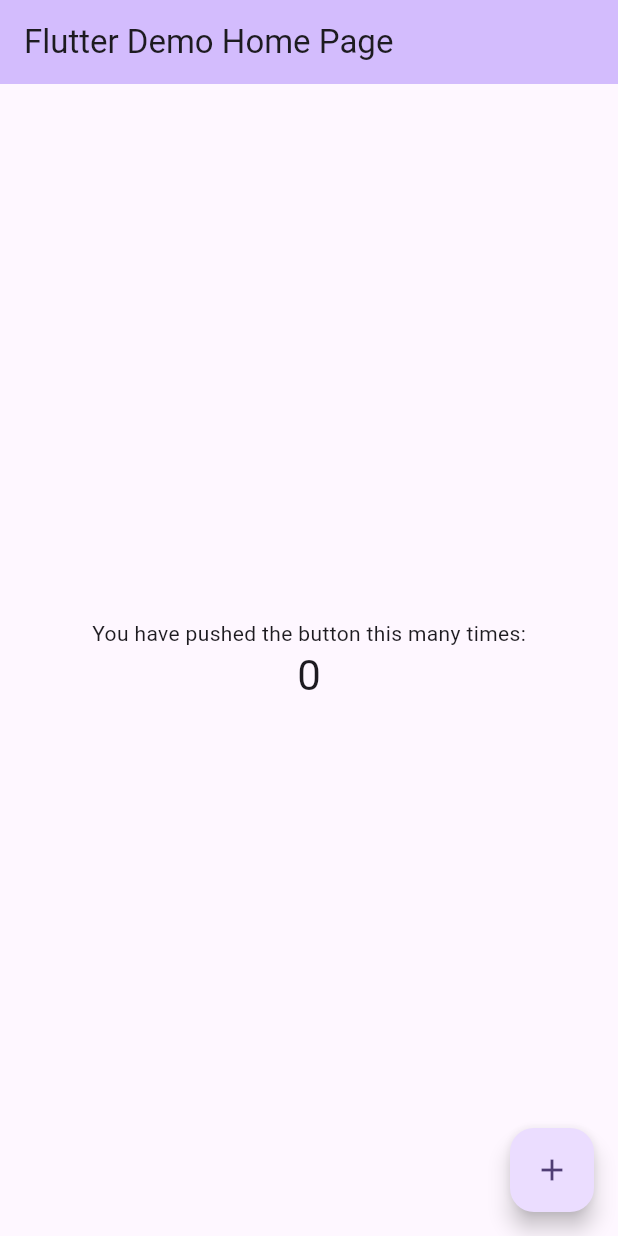
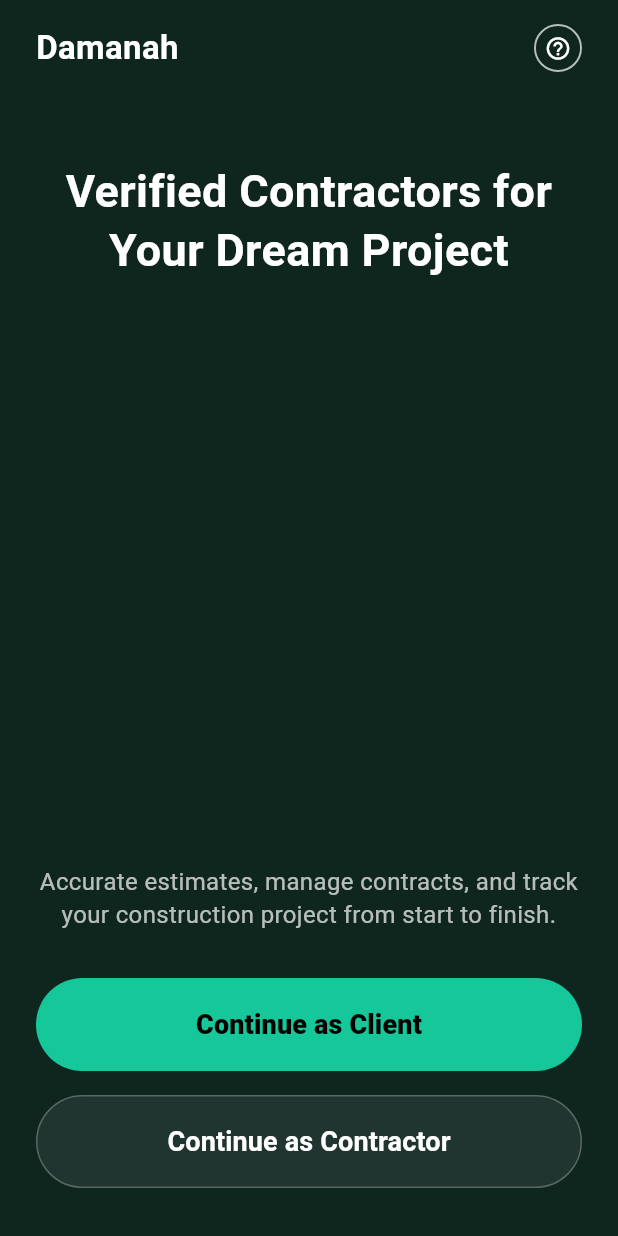
Before and after one commit to MohammadBTelfah/Damanah, a Flutter app: the screen it shows after launch, on a phone screen of 412 x 824 dp. Run offline on Flutter 3.47's test engine with Material 3 defaults, Android fonts, the phone set to English and light mode, and no system bars.

Commit message:
wrok on client

```diff
--- a/client/damanah_app/lib/main.dart
+++ b/client/damanah_app/lib/main.dart
@@ -1,121 +1,42 @@
+import 'package:damanah_app/screens/role_selection_screen.dart';
 import 'package:flutter/material.dart';
+import 'screens/splash_screen.dart';
 
 void main() {
-  runApp(const MyApp());
+  runApp(const DamanahApp());
 }
 
-class MyApp extends StatelessWidget {
-  const MyApp({super.key});
+class DamanahApp extends StatelessWidget {
+  const DamanahApp({super.key});
 
-  // This widget is the root of your application.
   @override
   Widget build(BuildContext context) {
     return MaterialApp(
-      title: 'Flutter Demo',
-      theme: ThemeData(
-        // This is the theme of your application.
-        //
-        // TRY THIS: Try running your application with "flutter run". You'll see
-        // the application has a purple toolbar. Then, without quitting the app,
-        // try changing the seedColor in the colorScheme below to Colors.green
-        // and then invoke "hot reload" (save your changes or press the "hot
-        // reload" button in a Flutter-supported IDE, or press "r" if you used
-        // the command line to start the app).
-        //
-        // Notice that the counter didn't reset back to zero; the application
-        // state is not lost during the reload. To reset the state, use hot
-        // restart instead.
-        //
-        // This works for code too, not just values: Most code changes can be
-        // tested with just a hot reload.
-        colorScheme: .fromSeed(seedColor: Colors.deepPurple),
-      ),
-      home: const MyHomePage(title: 'Flutter Demo Home Page'),
+      debugShowCheckedModeBanner: false,
+      title: 'Damanah',
+      // أول صفحة تشتغل
+      home: const SplashScreen(),
+
+      // مؤقتاً لما ينتهي السبلّاش نروح على صفحة بسيطة
+      routes: {
+        '/role': (context) => const RoleSelectionScreen(),
+      },
     );
   }
 }
 
-class MyHomePage extends StatefulWidget {
-  const MyHomePage({super.key, required this.title});
-
-  // This widget is the home page of your application. It is stateful, meaning
-  // that it has a State object (defined below) that contains fields that affect
-  // how it looks.
-
-  // This class is the configuration for the state. It holds the values (in this
-  // case the title) provided by the parent (in this case the App widget) and
-  // used by the build method of the State. Fields in a Widget subclass are
-  // always marked "final".
-
-  final String title;
-
-  @override
-  State<MyHomePage> createState() => _MyHomePageState();
-}
-
-class _MyHomePageState extends State<MyHomePage> {
-  int _counter = 0;
-
-  void _incrementCounter() {
-    setState(() {
-      // This call to setState tells the Flutter framework that something has
-      // changed in this State, which causes it to rerun the build method below
-      // so that the display can reflect the updated values. If we changed
-      // _counter without calling setState(), then the build method would not be
-      // called again, and so nothing would appear to happen.
-      _counter++;
-    });
-  }
+// صفحة مؤقتة بس لنتأكد من السبلّاش
+class TempHomeScreen extends StatelessWidget {
+  const TempHomeScreen({super.key});
 
   @override
   Widget build(BuildContext context) {
-    // This method is rerun every time setState is called, for instance as done
-    // by the _incrementCounter method above.
-    //
-    // The Flutter framework has been optimized to make rerunning build methods
-    // fast, so that you can just rebuild anything that needs updating rather
-    // than having to individually change instances of widgets.
-    return Scaffold(
-      appBar: AppBar(
-        // TRY THIS: Try changing the color here to a specific color (to
-        // Colors.amber, perhaps?) and trigger a hot reload to see the AppBar
-        // change color while the other colors stay the same.
-        backgroundColor: Theme.of(context).colorScheme.inversePrimary,
-        // Here we take the value from the MyHomePage object that was created by
-        // the App.build method, and use it to set our appbar title.
-        title: Text(widget.title),
-      ),
+    return const Scaffold(
       body: Center(
-        // Center is a layout widget. It takes a single child and positions it
-        // in the middle of the parent.
-        child: Column(
-          // Column is also a layout widget. It takes a list of children and
-          // arranges them vertically. By default, it sizes itself to fit its
-          // children horizontally, and tries to be as tall as its parent.
-          //
-          // Column has various properties to control how it sizes itself and
-          // how it positions its children. Here we use mainAxisAlignment to
-          // center the children vertically; the main axis here is the vertical
-          // axis because Columns are vertical (the cross axis would be
-          // horizontal).
-          //
-          // TRY THIS: Invoke "debug painting" (choose the "Toggle Debug Paint"
-          // action in the IDE, or press "p" in the console), to see the
-          // wireframe for each widget.
-          mainAxisAlignment: .center,
-          children: [
-            const Text('You have pushed the button this many times:'),
-            Text(
-              '$_counter',
-              style: Theme.of(context).textTheme.headlineMedium,
-            ),
-          ],
+        child: Text(
+          'Temporary Home Screen',
+          style: TextStyle(fontSize: 24),
         ),
-      ),
-      floatingActionButton: FloatingActionButton(
-        onPressed: _incrementCounter,
-        tooltip: 'Increment',
-        child: const Icon(Icons.add),
       ),
     );
   }
--- /dev/null
+++ b/client/damanah_app/lib/screens/role_selection_screen.dart
@@ -0,0 +1,155 @@
+import 'package:flutter/material.dart';
+import 'auth_choice_screen.dart';
+
+
+class RoleSelectionScreen extends StatelessWidget {
+  const RoleSelectionScreen({super.key});
+
+  @override
+  Widget build(BuildContext context) {
+    return Scaffold(
+      backgroundColor: const Color(0xFF0F261F), // Deep Slate Green
+      body: SafeArea(
+        child: Padding(
+          padding: const EdgeInsets.symmetric(horizontal: 24),
+          child: Column(
+            children: [
+              const SizedBox(height: 16),
+
+              // ====== Top bar (Damanah + ? icon) ======
+              Row(
+                mainAxisAlignment: MainAxisAlignment.spaceBetween,
+                children: [
+                  const Text(
+                    "Damanah",
+                    style: TextStyle(
+                      color: Colors.white,
+                      fontSize: 22,
+                      fontWeight: FontWeight.w700,
+                    ),
+                  ),
+                  Container(
+                    width: 32,
+                    height: 32,
+                    decoration: BoxDecoration(
+                      shape: BoxShape.circle,
+                      border: Border.all(color: Colors.white70, width: 1.3),
+                    ),
+                    child: IconButton(
+                      padding: EdgeInsets.zero,
+                      iconSize: 18,
+                      icon: const Icon(
+                        Icons.help_outline,
+                        color: Colors.white,
+                      ),
+                      onPressed: () {
+                      },
+                    ),
+                  ),
+                ],
+              ),
+
+              const SizedBox(height: 60),
+
+              // ====== Big title ======
+              const Text(
+                "Verified Contractors for\nYour Dream Project",
+                textAlign: TextAlign.center,
+                style: TextStyle(
+                  color: Colors.white,
+                  fontSize: 30,
+                  height: 1.3,
+                  fontWeight: FontWeight.w700,
+                ),
+              ),
+
+              const Spacer(),
+
+              // ====== Subtitle ======
+              const Text(
+                "Accurate estimates, manage contracts, and track "
+                "your construction project from start to finish.",
+                textAlign: TextAlign.center,
+                style: TextStyle(
+                  color: Colors.white70,
+                  fontSize: 16,
+                  height: 1.4,
+                ),
+              ),
+
+              const SizedBox(height: 32),
+
+// ====== Continue as Client ======
+SizedBox(
+  width: double.infinity,
+  child: ElevatedButton(
+    onPressed: () {
+      Navigator.push(
+        context,
+        MaterialPageRoute(
+          builder: (_) => const AuthChoiceScreen(role: "client"),
+        ),
+      );
+    },
+    style: ElevatedButton.styleFrom(
+      padding: const EdgeInsets.symmetric(vertical: 18),
+      backgroundColor: const Color(0xFF16C79A),
+      shape: RoundedRectangleBorder(
+        borderRadius: BorderRadius.circular(40),
+      ),
+      elevation: 0,
+    ),
+    child: const Text(
+      "Continue as Client",
+      style: TextStyle(
+        fontSize: 18,
+        fontWeight: FontWeight.w800,
+        color: Colors.black,
+      ),
+    ),
+  ),
+),
+
+
+              const SizedBox(height: 16),
+
+// ====== Continue as Contractor ======
+SizedBox(
+  width: double.infinity,
+  child: OutlinedButton(
+    onPressed: () {
+      Navigator.push(
+        context,
+        MaterialPageRoute(
+          builder: (_) => const AuthChoiceScreen(role: "contractor"),
+        ),
+      );
+    },
+                  style: OutlinedButton.styleFrom(
+                    padding: const EdgeInsets.symmetric(vertical: 18),
+                    side: BorderSide(color: Colors.white.withValues(alpha: 0.25)),
+                    backgroundColor: Colors.white.withValues(alpha: 0.07),
+                    shape: RoundedRectangleBorder(
+                      borderRadius: BorderRadius.circular(40),
+                    ),
+                  ),
+                  child: const Text(
+                    "Continue as Contractor",
+                    style: TextStyle(
+                      fontSize: 18,
+                      color: Colors.white,
+                      fontWeight: FontWeight.w600,
+                    ),
+                  ),
+                ),
+              ),
+
+
+              const SizedBox(height: 32),
+            ],
+          ),
+        ),
+      ),
+    );
+  }
+}
--- a/client/damanah_app/pubspec.yaml
+++ b/client/damanah_app/pubspec.yaml
@@ -57,6 +57,10 @@ flutter:
   # the material Icons class.
   uses-material-design: true
 
+  assets:
+    - assets/images/logo.png
+
+
   # To add assets to your application, add an assets section, like this:
   # assets:
   #   - images/a_dot_burr.jpeg
```
Also changed, not shown: client/damanah_app/lib/screens/auth_choice_screen.dart (added, +153 -0 lines), client/damanah_app/lib/screens/splash_screen.dart (added, +34 -0 lines), client/damanah_app/assets/images/logo.png (added), 1 other file.
